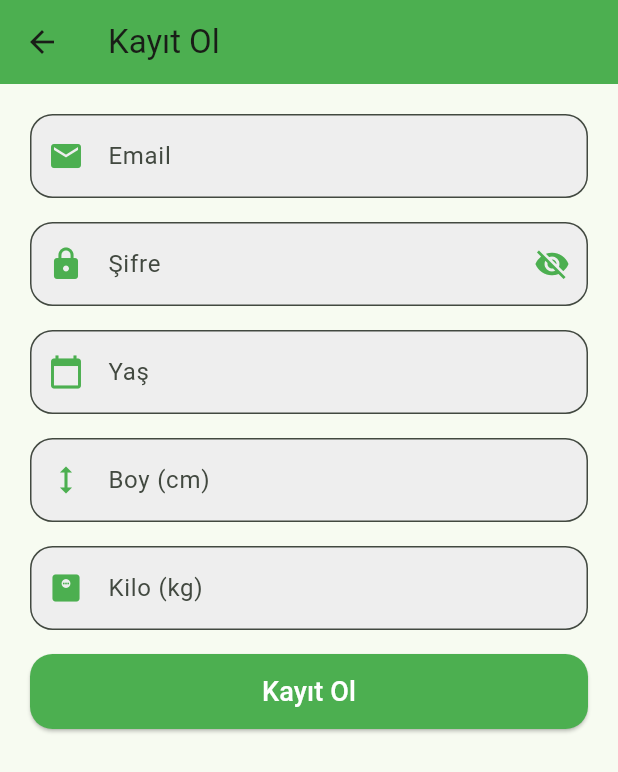
After one commit to giorg1-bolkvadze/fitstyle, a Flutter app: the screen it shows after launch, after a tap on "Kayıt Ol", on a phone screen of 412 x 824 dp. The commit adds this screen. Shown: the top 772 px of the screen. Run offline on Flutter 3.47's test engine with Material 3 defaults, Android fonts, the phone set to English and light mode, and no system bars.

Commit message:
login page eklendi

```diff
--- /dev/null
+++ b/lib/login_page.dart
@@ -0,0 +1,353 @@
+import 'package:flutter/material.dart';
+
+void main() {
+  runApp(const MyApp());
+}
+
+class MyApp extends StatelessWidget {
+  const MyApp({super.key});
+
+  @override
+  Widget build(BuildContext context) {
+    return MaterialApp(
+      debugShowCheckedModeBanner: false,
+      title: 'FitStyle',
+      theme: ThemeData(
+        colorScheme: ColorScheme.fromSeed(seedColor: Colors.green),
+        useMaterial3: true,
+      ),
+      home: const LoginPage(),
+    );
+  }
+}
+
+class LoginPage extends StatefulWidget {
+  const LoginPage({super.key});
+
+  @override
+  State<LoginPage> createState() => _LoginPageState();
+}
+
+class _LoginPageState extends State<LoginPage> {
+  final TextEditingController _emailController = TextEditingController();
+  final TextEditingController _passwordController = TextEditingController();
+  bool _passwordVisible = false;
+
+  void _login() {
+    final email = _emailController.text;
+    final password = _passwordController.text;
+    print('Email: $email, Password: $password');
+  }
+
+
+  void _navigateToSignup() {
+    Navigator.push(
+      context,
+      MaterialPageRoute(builder: (context) => const SignupPage()),
+    );
+  }
+
+  @override
+  Widget build(BuildContext context) {
+    return Scaffold(
+      body: Stack(
+        children: [
+
+          Container(
+            decoration: const BoxDecoration(
+              gradient: LinearGradient(
+                colors: [Colors.green, Colors.teal],
+                begin: Alignment.topLeft,
+                end: Alignment.bottomRight,
+              ),
+            ),
+          ),
+
+          Center(
+            child: Padding(
+              padding: const EdgeInsets.all(20.0),
+              child: Container(
+                padding: const EdgeInsets.all(25),
+                decoration: BoxDecoration(
+                  color: Colors.white.withOpacity(0.9),
+                  borderRadius: BorderRadius.circular(20),
+                  boxShadow: [
+                    BoxShadow(
+                      color: Colors.black26,
+                      blurRadius: 10,
+                      spreadRadius: 2,
+                    ),
+                  ],
+                ),
+                child: Column(
+                  mainAxisSize: MainAxisSize.min,
+                  children: [
+
+                    Row(
+                      mainAxisAlignment: MainAxisAlignment.center,
+                      children: const [
+                        Icon(Icons.local_dining, size: 50, color: Colors.green),
+                        SizedBox(width: 20),
+                        Icon(Icons.directions_run, size: 50, color: Colors.green),
+                      ],
+                    ),
+                    const SizedBox(height: 10),
+
+
+                    const Text(
+                      "FitStyle",
+                      style: TextStyle(
+                        fontSize: 26,
+                        fontWeight: FontWeight.bold,
+                        color: Colors.green,
+                      ),
+                    ),
+                    const SizedBox(height: 20),
+
+                    // Email TextField
+                    TextField(
+                      controller: _emailController,
+                      decoration: InputDecoration(
+                        labelText: 'Email',
+                        prefixIcon: const Icon(Icons.email, color: Colors.green),
+                        border: OutlineInputBorder(
+                          borderRadius: BorderRadius.circular(15),
+                        ),
+                        filled: true,
+                        fillColor: Colors.grey[200],
+                      ),
+                    ),
+                    const SizedBox(height: 16),
+
+
+                    TextField(
+                      controller: _passwordController,
+                      decoration: InputDecoration(
+                        labelText: 'Şifre',
+                        prefixIcon: const Icon(Icons.lock, color: Colors.green),
+                        suffixIcon: IconButton(
+                          icon: Icon(
+                            _passwordVisible
+                                ? Icons.visibility
+                                : Icons.visibility_off,
+                            color: Colors.green,
+                          ),
+                          onPressed: () {
+                            setState(() {
+                              _passwordVisible = !_passwordVisible;
+                            });
+                          },
+                        ),
+                        border: OutlineInputBorder(
+                          borderRadius: BorderRadius.circular(15),
+                        ),
+                        filled: true,
+                        fillColor: Colors.grey[200],
+                      ),
+                      obscureText: !_passwordVisible,
+                    ),
+                    const SizedBox(height: 16),
+
+
+                    SizedBox(
+                      width: double.infinity,
+                      height: 50,
+                      child: ElevatedButton(
+                        onPressed: _login,
+                        style: ElevatedButton.styleFrom(
+                          backgroundColor: Colors.green,
+                          shape: RoundedRectangleBorder(
+                            borderRadius: BorderRadius.circular(15),
+                          ),
+                        ),
+                        child: const Text(
+                          'Giriş Yap',
+                          style: TextStyle(fontSize: 18, color: Colors.white),
+                        ),
+                      ),
+                    ),
+
+                    const SizedBox(height: 10),
+
+
+                    Row(
+                      mainAxisAlignment: MainAxisAlignment.spaceBetween,
+                      children: [
+                        TextButton(
+                          onPressed: () {},
+                          child: const Text(
+                            "Şifremi Unuttum",
+                            style: TextStyle(color: Colors.green),
+                          ),
+                        ),
+                        TextButton(
+                          onPressed: _navigateToSignup,
+                          child: const Text(
+                            "Kayıt Ol",
+                            style: TextStyle(color: Colors.green),
+                          ),
+                        ),
+                      ],
+                    ),
+                  ],
+                ),
+              ),
+            ),
+          ),
+        ],
+      ),
+    );
+  }
+}
+
+class SignupPage extends StatefulWidget {
+  const SignupPage({super.key});
+
+  @override
+  State<SignupPage> createState() => _SignupPageState();
+}
+
+class _SignupPageState extends State<SignupPage> {
+  final TextEditingController _emailController = TextEditingController();
+  final TextEditingController _passwordController = TextEditingController();
+  final TextEditingController _ageController = TextEditingController();
+  final TextEditingController _heightController = TextEditingController();
+  final TextEditingController _weightController = TextEditingController();
+  bool _passwordVisible = false;
+
+  void _register() {
+    final email = _emailController.text;
+    final password = _passwordController.text;
+    final age = _ageController.text;
+    final height = _heightController.text;
+    final weight = _weightController.text;
+
+    print('Email: $email, Password: $password, Age: $age, Height: $height, Weight: $weight');
+  }
+
+  @override
+  Widget build(BuildContext context) {
+    return Scaffold(
+      appBar: AppBar(
+        title: const Text('Kayıt Ol'),
+        backgroundColor: Colors.green,
+      ),
+      body: Padding(
+        padding: const EdgeInsets.all(20.0),
+        child: SingleChildScrollView(
+          child: Column(
+            children: [
+              // Email TextField
+              TextField(
+                controller: _emailController,
+                decoration: InputDecoration(
+                  labelText: 'Email',
+                  prefixIcon: const Icon(Icons.email, color: Colors.green),
+                  border: OutlineInputBorder(
+                    borderRadius: BorderRadius.circular(15),
+                  ),
+                  filled: true,
+                  fillColor: Colors.grey[200],
+                ),
+              ),
+              const SizedBox(height: 16),
+
+              // Password TextField
+              TextField(
+                controller: _passwordController,
+                decoration: InputDecoration(
+                  labelText: 'Şifre',
+                  prefixIcon: const Icon(Icons.lock, color: Colors.green),
+                  suffixIcon: IconButton(
+                    icon: Icon(
+                      _passwordVisible
+                          ? Icons.visibility
+                          : Icons.visibility_off,
+                      color: Colors.green,
+                    ),
+                    onPressed: () {
+                      setState(() {
+                        _passwordVisible = !_passwordVisible;
+                      });
+                    },
+                  ),
+                  border: OutlineInputBorder(
+                    borderRadius: BorderRadius.circular(15),
+                  ),
+                  filled: true,
+                  fillColor: Colors.grey[200],
+                ),
+                obscureText: !_passwordVisible,
+              ),
+              const SizedBox(height: 16),
+
+              // Age TextField
+              TextField(
+                controller: _ageController,
+                decoration: InputDecoration(
+                  labelText: 'Yaş',
+                  prefixIcon: const Icon(Icons.calendar_today, color: Colors.green),
+                  border: OutlineInputBorder(
+                    borderRadius: BorderRadius.circular(15),
+                  ),
+                  filled: true,
+                  fillColor: Colors.grey[200],
+                ),
+              ),
+              const SizedBox(height: 16),
+
+              // Height TextField
+              TextField(
+                controller: _heightController,
+                decoration: InputDecoration(
+                  labelText: 'Boy (cm)',
+                  prefixIcon: const Icon(Icons.height, color: Colors.green),
+                  border: OutlineInputBorder(
+                    borderRadius: BorderRadius.circular(15),
+                  ),
+                  filled: true,
+                  fillColor: Colors.grey[200],
+                ),
+              ),
+              const SizedBox(height: 16),
+
+              // Weight TextField
+              TextField(
+                controller: _weightController,
+                decoration: InputDecoration(
+                  labelText: 'Kilo (kg)',
+                  prefixIcon: const Icon(Icons.monitor_weight, color: Colors.green),
+                  border: OutlineInputBorder(
+                    borderRadius: BorderRadius.circular(15),
+                  ),
+                  filled: true,
+                  fillColor: Colors.grey[200],
+                ),
+              ),
+              const SizedBox(height: 16),
+
+              // Register Button
+              SizedBox(
+                width: double.infinity,
+                height: 50,
+                child: ElevatedButton(
+                  onPressed: _register,
+                  style: ElevatedButton.styleFrom(
+                    backgroundColor: Colors.green,
+                    shape: RoundedRectangleBorder(
+                      borderRadius: BorderRadius.circular(15),
+                    ),
+                  ),
+                  child: const Text(
+                    'Kayıt Ol',
+                    style: TextStyle(fontSize: 18, color: Colors.white),
+                  ),
+                ),
+              ),
+            ],
+          ),
+        ),
+      ),
+    );
+  }
+}
--- a/lib/main.dart
+++ b/lib/main.dart
@@ -1,8 +1,8 @@
-import 'package:fitstyle/presentation/login_page.dart';
 import 'package:flutter/material.dart';
+import 'login_page.dart';
 
 void main() {
-  runApp(MyApp());
+  runApp(const MyApp());
 }
 
 class MyApp extends StatelessWidget {
@@ -11,11 +11,13 @@ class MyApp extends StatelessWidget {
   @override
   Widget build(BuildContext context) {
     return MaterialApp(
+      debugShowCheckedModeBanner: false,
       title: 'FitStyle',
       theme: ThemeData(
-        primarySwatch: Colors.blue,
+        colorScheme: ColorScheme.fromSeed(seedColor: Colors.green),
+        useMaterial3: true,
       ),
-      home: LoginScreen(),
+      home: const LoginPage(),
     );
   }
 }
```
